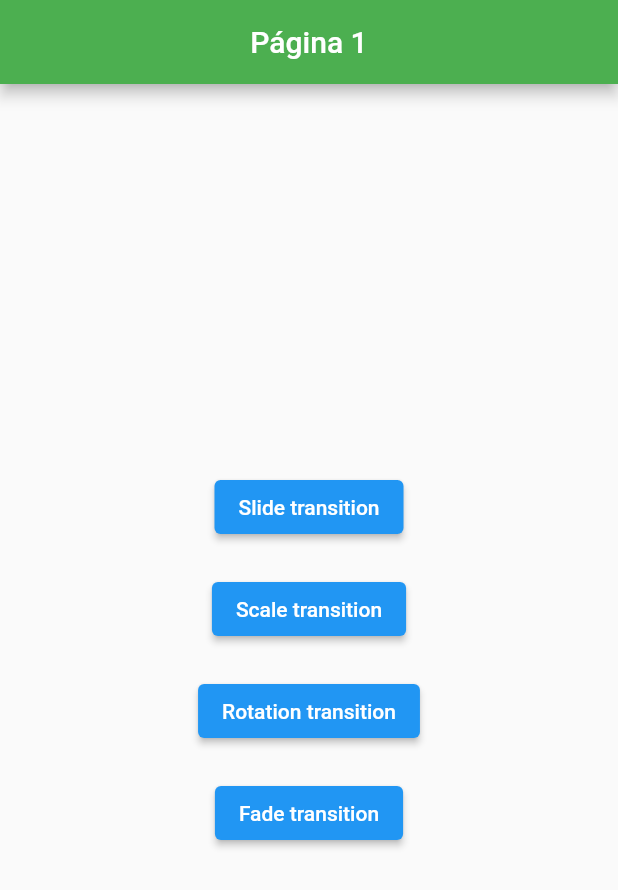
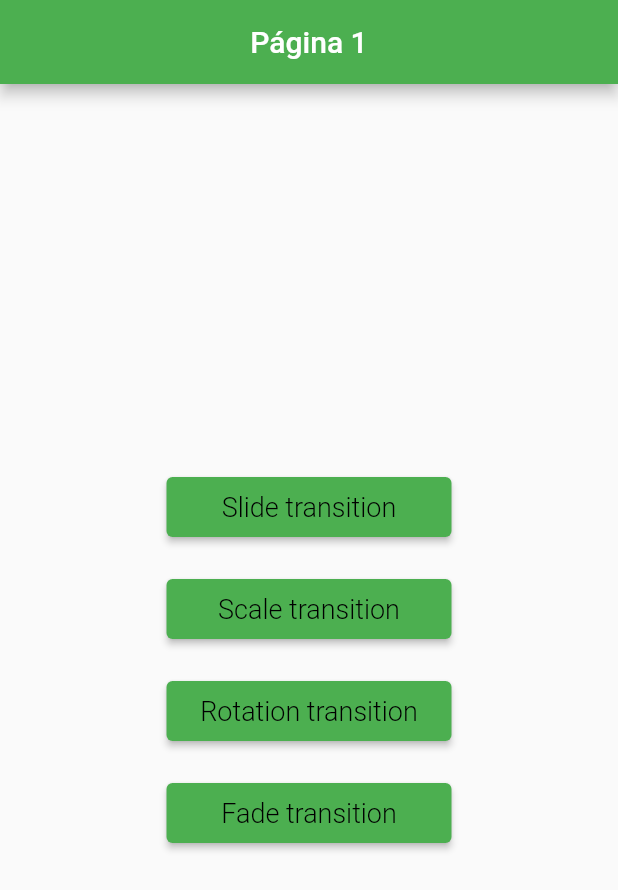
Before and after one commit to Sloot04/page_transitions, a Flutter app: the screen it shows after launch, on a phone screen of 412 x 824 dp. Shown: the top 890 px of the screen. Run offline on Flutter 3.47's test engine with Material 2 defaults, Android fonts, the phone set to English and light mode, and no system bars.

Commit message:
Button style

```diff
--- a/lib/pages/pagina1_page.dart
+++ b/lib/pages/pagina1_page.dart
@@ -56,8 +56,11 @@ class _MyButton extends StatelessWidget {
       onPressed: () {
         Navigator.push(context, _rutaPag2(transition));
       },
-      child: Text('$nombre'),
-      style: ButtonStyle(),
+      child: Text('$nombre', style: TextStyle(color: Colors.black, fontSize: 18.0, fontWeight: FontWeight.w300),),
+      style: ButtonStyle(
+        backgroundColor: MaterialStateProperty.all(Colors.green),
+        fixedSize: MaterialStateProperty.all(Size(190.0, 40.0))
+      ),
     );
   }
 
```
